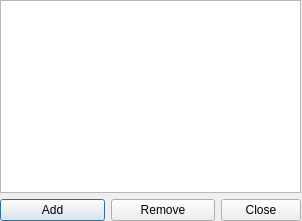
This is ui/channel_favourites.ui in gitter-badger/simplechatclient as Qt 5 draws it before an edit. The edited form follows.
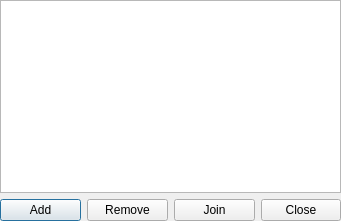
This is the edited form. Icons and pictures are not drawn.

Commit message: fixed channel favourites

```diff
--- a/ui/channel_favourites.ui
+++ b/ui/channel_favourites.ui
@@ -6,19 +6,19 @@
    <rect>
     <x>0</x>
     <y>0</y>
-    <width>302</width>
+    <width>341</width>
     <height>221</height>
    </rect>
   </property>
   <property name="minimumSize">
    <size>
-    <width>302</width>
+    <width>341</width>
     <height>221</height>
    </size>
   </property>
   <property name="maximumSize">
    <size>
-    <width>302</width>
+    <width>341</width>
     <height>221</height>
    </size>
   </property>
@@ -34,7 +34,7 @@
     <rect>
      <x>0</x>
      <y>0</y>
-     <width>301</width>
+     <width>341</width>
      <height>221</height>
     </rect>
    </property>
@@ -71,6 +71,13 @@
         </property>
        </widget>
       </item>
+      <item>
+       <widget class="QPushButton" name="pushButton_join">
+        <property name="text">
+         <string>Join</string>
+        </property>
+       </widget>
+      </item>
       <item>
        <widget class="QDialogButtonBox" name="buttonBox">
         <property name="sizePolicy">
```
The commit also changes 4 other files.
